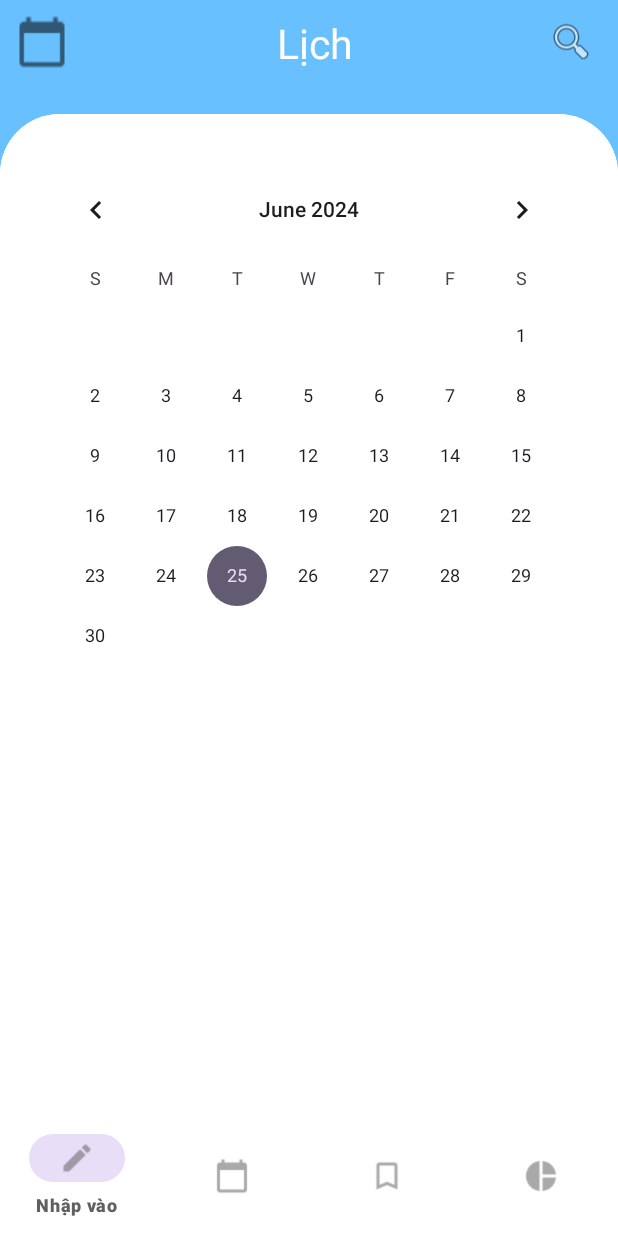
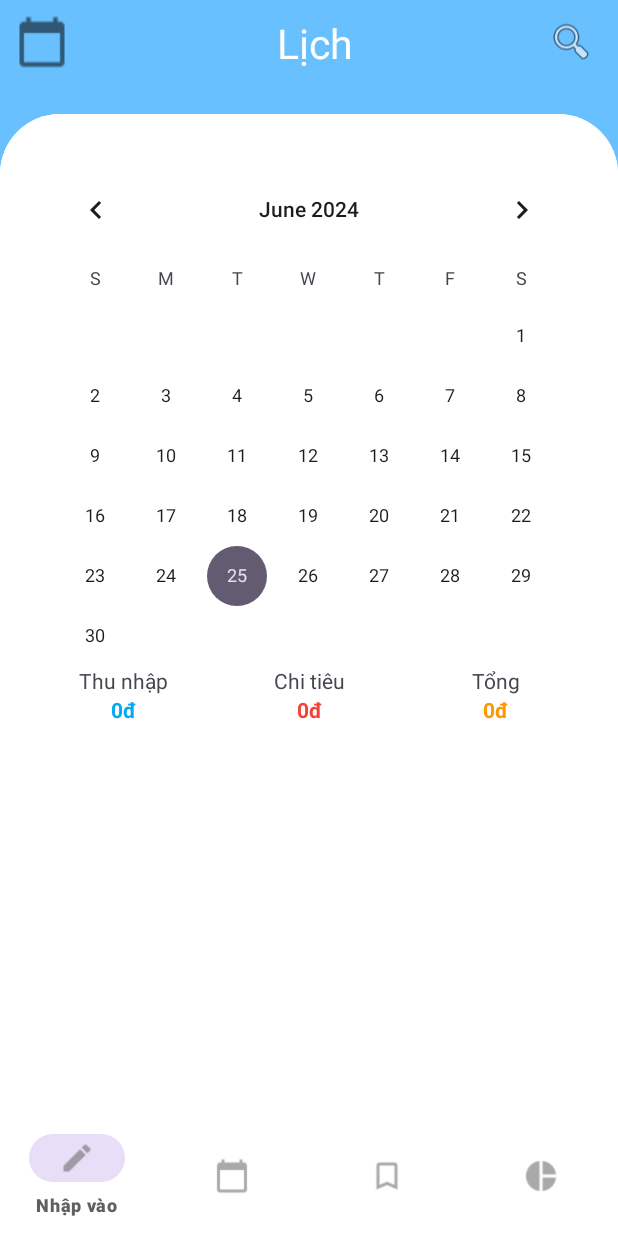
Before and after one commit to dhsoncoder/SoThuChi_63VA, an Android app: the TrangLich screen opened directly, with no data from a screen before it, on a phone screen of 412 x 824 dp. Run offline under Robolectric (Android 15) with nearby library versions, the phone set to English and light mode, and no system bars.

Commit message:
Sua view Xem Lich

```diff
--- a/app/src/main/res/layout/activity_trang_lich.xml
+++ b/app/src/main/res/layout/activity_trang_lich.xml
@@ -41,16 +41,26 @@
             android:layout_weight="0"
             app:srcCompat="@android:drawable/ic_menu_search" />
     </LinearLayout>
-    <FrameLayout
+
+    <androidx.constraintlayout.widget.ConstraintLayout
         android:layout_width="match_parent"
         android:layout_height="match_parent"
         android:layout_marginTop="20dp"
         android:background="@drawable/layout_view">
 
         <!-- New FrameLayout with white background -->
+        <ListView
+            android:layout_width="match_parent"
+            android:layout_height="0dp"
+            app:layout_constraintBottom_toTopOf="@+id/bottom_nav"
+            app:layout_constraintEnd_toEndOf="parent"
+            app:layout_constraintStart_toStartOf="parent"
+            app:layout_constraintTop_toBottomOf="@+id/frameLayout" />
+
         <FrameLayout
+            android:id="@+id/frameLayout"
             android:layout_width="match_parent"
-            android:layout_height="match_parent"
+            android:layout_height="wrap_content"
             android:background="@drawable/layout_view">
 
             <!-- Expense and Income Summary -->
@@ -68,6 +78,89 @@
                     android:layout_height="wrap_content"
                     android:layout_marginTop="10dp" />
 
+                <LinearLayout
+                    android:layout_width="match_parent"
+                    android:layout_height="wrap_content"
+                    android:orientation="horizontal"
+                    android:weightSum="3">
+
+                    <LinearLayout
+                        android:layout_width="match_parent"
+                        android:layout_height="match_parent"
+                        android:layout_weight="1"
+                        android:orientation="vertical"
+                        android:textAlignment="center">
+
+                        <TextView
+                            android:id="@+id/textView3"
+                            android:layout_width="match_parent"
+                            android:layout_height="wrap_content"
+                            android:layout_weight="1"
+                            android:text="Thu nhập"
+                            android:textAlignment="center" />
+
+                        <TextView
+                            android:id="@+id/textView4"
+                            android:layout_width="match_parent"
+                            android:layout_height="wrap_content"
+                            android:layout_weight="1"
+                            android:text="0đ"
+                            android:textAlignment="center"
+                            android:textColor="#03A9F4"
+                            android:textStyle="bold" />
+
+                    </LinearLayout>
+
+                    <LinearLayout
+                        android:layout_width="match_parent"
+                        android:layout_height="match_parent"
+                        android:layout_weight="1"
+                        android:orientation="vertical">
+
+                        <TextView
+                            android:id="@+id/textView6"
+                            android:layout_width="match_parent"
+                            android:layout_height="wrap_content"
+                            android:layout_weight="1"
+                            android:text="Chi tiêu"
+                            android:textAlignment="center" />
+
+                        <TextView
+                            android:id="@+id/textView5"
+                            android:layout_width="match_parent"
+                            android:layout_height="wrap_content"
+                            android:layout_weight="1"
+                            android:text="0đ"
+                            android:textAlignment="center"
+                            android:textColor="#FFF44336"
+                            android:textStyle="bold" />
+                    </LinearLayout>
+
+                    <LinearLayout
+                        android:layout_width="match_parent"
+                        android:layout_height="match_parent"
+                        android:layout_weight="1"
+                        android:orientation="vertical">
+
+                        <TextView
+                            android:id="@+id/textView7"
+                            android:layout_width="match_parent"
+                            android:layout_height="wrap_content"
+                            android:text="Tổng"
+                            android:textAlignment="center" />
+
+                        <TextView
+                            android:id="@+id/textView8"
+                            android:layout_width="match_parent"
+                            android:layout_height="wrap_content"
+                            android:text="0đ"
+                            android:textAlignment="center"
+                            android:textColor="#FF9800"
+                            android:textStyle="bold" />
+                    </LinearLayout>
+
+                </LinearLayout>
+
             </LinearLayout>
 
         </FrameLayout>
@@ -76,15 +169,14 @@
             android:id="@+id/bottom_nav"
             android:layout_width="match_parent"
             android:layout_height="wrap_content"
-            android:layout_marginTop="420dp"
             android:background="#FFFFFF"
             android:visibility="visible"
-            android:layout_gravity="bottom"
             app:itemIconTint="#606060"
             app:itemTextColor="#606060"
+            app:layout_constraintBottom_toBottomOf="parent"
             app:menu="@menu/menu_bottom_nav" />
 
-    </FrameLayout>
+    </androidx.constraintlayout.widget.ConstraintLayout>
 
 
 </LinearLayout>
```
